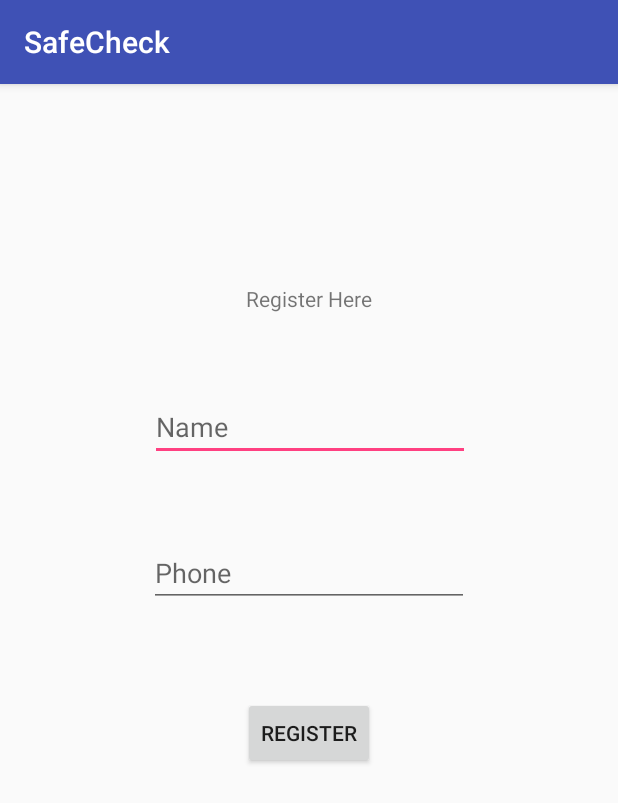
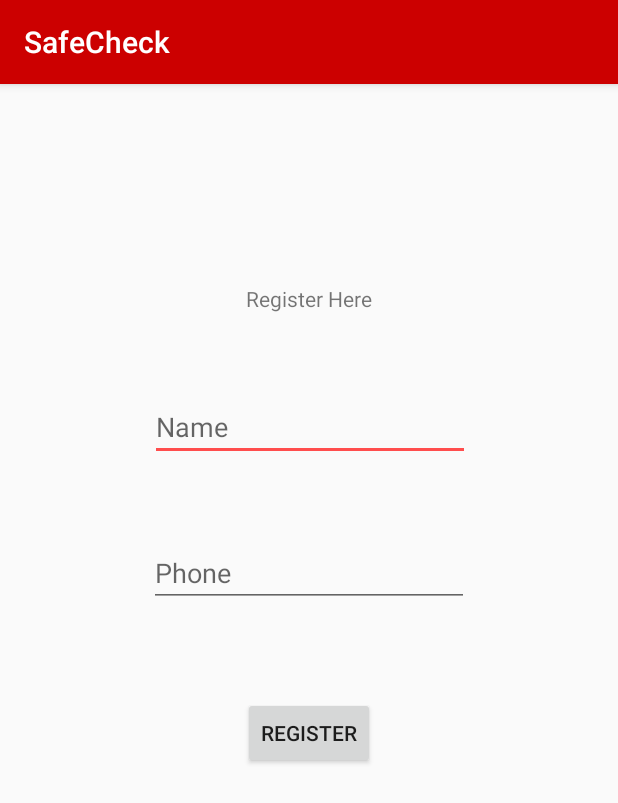
Before and after one commit to christopher-sun/SafeCheck, an Android app: the screen it shows after launch (MainActivity), on a phone screen of 412 x 824 dp. Shown: the top 803 px of the screen. Run offline under Robolectric (Android 15) with nearby library versions, the phone set to English and light mode, and no system bars; our stand-ins replace Firebase (no records; nobody signed in at launch, a user with empty details on screens opened directly).

Commit message:
changed colors.xml

```diff
--- a/app/src/main/res/values/colors.xml
+++ b/app/src/main/res/values/colors.xml
@@ -1,6 +1,6 @@
 <?xml version="1.0" encoding="utf-8"?>
 <resources>
-    <color name="colorPrimary">#3F51B5</color>
-    <color name="colorPrimaryDark">#303F9F</color>
-    <color name="colorAccent">#FF4081</color>
+    <color name="colorPrimary">#cc0000</color>
+    <color name="colorPrimaryDark">#cc0000</color>
+    <color name="colorAccent">#ff4d4d</color>
 </resources>
```
